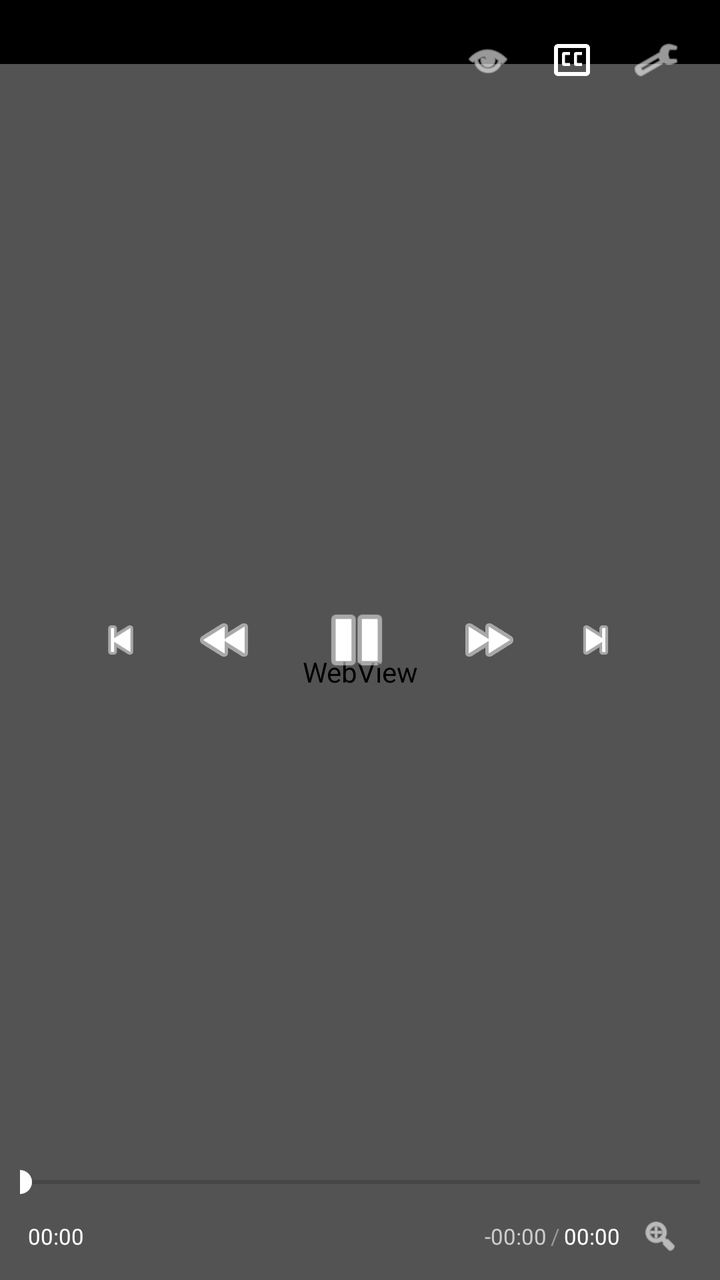
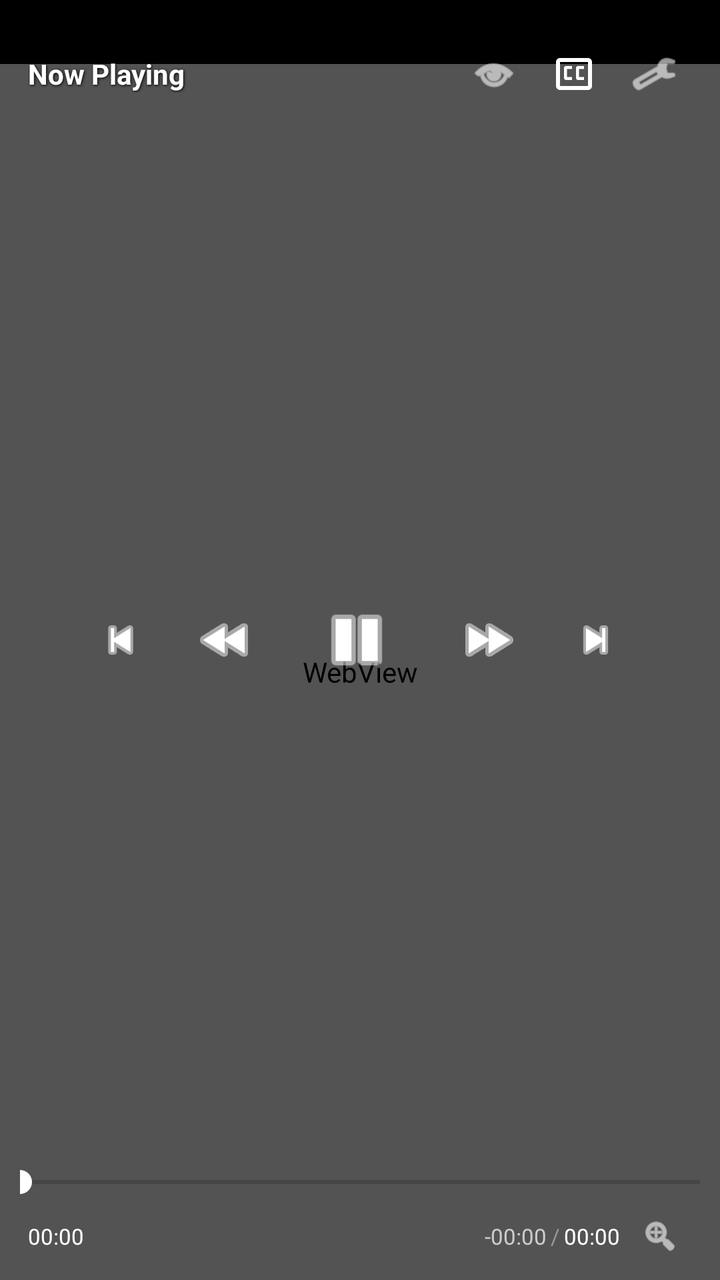

The first picture is an Android layout as it rendered before a commit; the second is the same layout after the commit. The layout source and the unified diff follow.
<!-- AndroidManifest.xml: activity theme AppTheme.Translucent -->
<!-- res/layout/activity_native_player.xml -->
<?xml version="1.0" encoding="utf-8"?>
<LinearLayout xmlns:android="http://schemas.android.com/apk/res/android"
    xmlns:app="http://schemas.android.com/apk/res-auto"
    android:id="@+id/player_activity_root"
    android:layout_width="match_parent"
    android:layout_height="match_parent"
    android:orientation="vertical"
    android:background="@android:color/black">

    
    <FrameLayout
        android:id="@+id/video_root_container"
        android:layout_width="match_parent"
        android:layout_height="wrap_content"
        android:background="@android:color/black">

        <LinearLayout
            android:id="@+id/video_surface_wrapper"
            android:layout_width="match_parent"
            android:layout_height="match_parent"
            android:orientation="vertical">

            <View
                android:id="@+id/status_bar_filler"
                android:layout_width="match_parent"
                android:layout_height="32dp"
                android:background="@android:color/black"
                android:visibility="visible" />

            <FrameLayout
                android:id="@+id/player_media_container"
                android:layout_width="match_parent"
                android:layout_height="0dp"
                android:layout_weight="1"
                android:background="@android:color/black">

                <WebView
                    android:id="@+id/player_webview"
                    android:layout_width="match_parent"
                    android:layout_height="match_parent"
                    android:visibility="visible">

                    <TextView
                        android:id="@+id/video_title"
                        android:layout_width="match_parent"
                        android:layout_height="wrap_content"
                        android:layout_marginStart="8dp"
                        android:layout_marginEnd="12dp"
                        android:layout_x="20dp"
                        android:layout_y="33dp"
                        android:ellipsize="end"
                        android:maxLines="1"
                        android:text="Now Playing"
                        android:textColor="@android:color/white"
                        android:textSize="14sp"
                        android:textStyle="bold" />
                </WebView>

                <androidx.media3.ui.PlayerView
                    android:id="@+id/player_exoplayer"
                    android:layout_width="match_parent"
                    android:layout_height="match_parent"
                    app:use_controller="false"
                    android:visibility="gone" />

            </FrameLayout>

            <View
                android:id="@+id/bottom_gap_filler"
                android:layout_width="match_parent"
                android:layout_height="0dp"
                android:background="@android:color/black"
                android:visibility="gone" />
        </LinearLayout>

        
        <View
            android:id="@+id/touch_wall"
            android:layout_width="match_parent"
            android:layout_height="match_parent"
            android:clickable="true"
            android:focusable="true" />

        
        <TextView
            android:id="@+id/indicator_rewind"
            android:layout_width="wrap_content"
            android:layout_height="wrap_content"
            android:layout_gravity="center_vertical|start"
            android:layout_marginStart="32dp"
            android:background="@drawable/indicator_pill_bg"
            android:paddingStart="16dp"
            android:paddingTop="8dp"
            android:paddingEnd="16dp"
            android:paddingBottom="8dp"
            android:text="◄◄ 10s"
            android:textColor="@android:color/white"
            android:textSize="15sp"
            android:textStyle="bold"
            android:visibility="gone" />

        <TextView
            android:id="@+id/indicator_forward"
            android:layout_width="wrap_content"
            android:layout_height="wrap_content"
            android:layout_gravity="center_vertical|end"
            android:layout_marginEnd="32dp"
            android:background="@drawable/indicator_pill_bg"
            android:paddingStart="16dp"
            android:paddingTop="8dp"
            android:paddingEnd="16dp"
            android:paddingBottom="8dp"
            android:text="10s ►►"
            android:textColor="@android:color/white"
            android:textSize="15sp"
            android:textStyle="bold"
            android:visibility="gone" />

        <TextView
            android:id="@+id/indicator_2x"
            android:layout_width="wrap_content"
            android:layout_height="wrap_content"
            android:layout_gravity="top|center_horizontal"
            android:layout_marginTop="24dp"
            android:background="@drawable/indicator_pill_bg"
            android:paddingStart="18dp"
            android:paddingTop="8dp"
            android:paddingEnd="18dp"
            android:paddingBottom="8dp"
            android:text="2.0x SPEED ⏩"
            android:textColor="#FFD700"
            android:textSize="14sp"
            android:textStyle="bold"
            android:visibility="gone" />

        
        <TextView
            android:id="@+id/indicator_volume"
            android:layout_width="wrap_content"
            android:layout_height="wrap_content"
            android:layout_gravity="center_vertical|end"
            android:layout_marginEnd="64dp"
            android:background="@drawable/indicator_pill_bg"
            android:paddingStart="18dp"
            android:paddingTop="10dp"
            android:paddingEnd="18dp"
            android:paddingBottom="10dp"
            android:text="🔊 100%"
            android:textColor="@android:color/white"
            android:textSize="16sp"
            android:textStyle="bold"
            android:visibility="gone" />

        <TextView
            android:id="@+id/indicator_brightness"
            android:layout_width="wrap_content"
            android:layout_height="wrap_content"
            android:layout_gravity="center_vertical|start"
            android:layout_marginStart="64dp"
            android:background="@drawable/indicator_pill_bg"
            android:paddingStart="18dp"
            android:paddingTop="10dp"
            android:paddingEnd="18dp"
            android:paddingBottom="10dp"
            android:text="☀️ 100%"
            android:textColor="@android:color/white"
            android:textSize="16sp"
            android:textStyle="bold"
            android:visibility="gone" />

        
        <RelativeLayout
            android:id="@+id/controls_overlay"
            android:layout_width="match_parent"
            android:layout_height="match_parent"
            android:background="#59000000"
            android:visibility="visible">

            
            <RelativeLayout
                android:id="@+id/top_bar"
                android:layout_width="match_parent"
                android:layout_height="wrap_content"
                android:paddingHorizontal="12dp"
                android:paddingTop="12dp"
                android:paddingBottom="8dp">

                <ImageButton
                    android:id="@+id/btn_settings"
                    android:layout_width="40dp"
                    android:layout_height="40dp"
                    android:layout_alignParentEnd="true"
                    android:layout_centerVertical="true"
                    android:padding="8dp"
                    android:scaleType="fitCenter"
                    android:background="?attr/selectableItemBackgroundBorderless"
                    android:src="@android:drawable/ic_menu_preferences"
                    app:tint="@android:color/white" />

                <ImageButton
                    android:id="@+id/btn_captions"
                    android:layout_width="40dp"
                    android:layout_height="40dp"
                    android:layout_toStartOf="@id/btn_settings"
                    android:layout_centerVertical="true"
                    android:layout_marginEnd="2dp"
                    android:padding="8dp"
                    android:scaleType="fitCenter"
                    android:background="?attr/selectableItemBackgroundBorderless"
                    android:src="@drawable/ic_cc"
                    app:tint="@android:color/white" />

                <ImageButton
                    android:id="@+id/btn_pip"
                    android:layout_width="40dp"
                    android:layout_height="40dp"
                    android:layout_toStartOf="@id/btn_captions"
                    android:layout_centerVertical="true"
                    android:layout_marginEnd="2dp"
                    android:padding="8dp"
                    android:scaleType="fitCenter"
                    android:background="?attr/selectableItemBackgroundBorderless"
                    android:src="@android:drawable/ic_menu_view"
                    app:tint="@android:color/white" />
            </RelativeLayout>

            
            <LinearLayout
                android:layout_width="wrap_content"
                android:layout_height="wrap_content"
                android:layout_centerInParent="true"
                android:orientation="horizontal"
                android:gravity="center">

                <ImageButton
                    android:id="@+id/btn_prev_episode"
                    android:layout_width="38dp"
                    android:layout_height="38dp"
                    android:layout_marginEnd="10dp"
                    android:padding="6dp"
                    android:scaleType="fitCenter"
                    android:background="?attr/selectableItemBackgroundBorderless"
                    android:src="@android:drawable/ic_media_previous"
                    app:tint="@android:color/white" />

                <ImageButton
                    android:id="@+id/btn_rewind"
                    android:layout_width="46dp"
                    android:layout_height="46dp"
                    android:layout_marginEnd="14dp"
                    android:padding="7dp"
                    android:scaleType="fitCenter"
                    android:background="?attr/selectableItemBackgroundBorderless"
                    android:src="@android:drawable/ic_media_rew"
                    app:tint="@android:color/white" />

                <ImageButton
                    android:id="@+id/btn_play_pause"
                    android:layout_width="58dp"
                    android:layout_height="58dp"
                    android:padding="8dp"
                    android:scaleType="fitCenter"
                    android:background="?attr/selectableItemBackgroundBorderless"
                    android:src="@android:drawable/ic_media_pause"
                    app:tint="@android:color/white" />

                <ImageButton
                    android:id="@+id/btn_forward"
                    android:layout_width="46dp"
                    android:layout_height="46dp"
                    android:layout_marginStart="14dp"
                    android:padding="7dp"
                    android:scaleType="fitCenter"
                    android:background="?attr/selectableItemBackgroundBorderless"
                    android:src="@android:drawable/ic_media_ff"
                    app:tint="@android:color/white" />

                <ImageButton
                    android:id="@+id/btn_next_episode"
                    android:layout_width="41dp"
                    android:layout_height="38dp"
                    android:layout_marginStart="10dp"
                    android:background="?attr/selectableItemBackgroundBorderless"
                    android:padding="6dp"
                    android:scaleType="fitCenter"
                    android:src="@android:drawable/ic_media_next"
                    app:tint="@android:color/white" />
            </LinearLayout>

            
            <LinearLayout
                android:id="@+id/scrubber_preview_container"
                android:layout_width="wrap_content"
                android:layout_height="wrap_content"
                android:layout_above="@id/bottom_bar"
                android:orientation="vertical"
                android:gravity="center_horizontal"
                android:visibility="gone">

                <TextView
                    android:id="@+id/scrubber_time"
                    android:layout_width="wrap_content"
                    android:layout_height="wrap_content"
                    android:text="00:00"
                    android:textColor="@android:color/white"
                    android:textSize="16sp"
                    android:textStyle="bold"
                    android:shadowColor="@android:color/black"
                    android:shadowDx="2"
                    android:shadowDy="2"
                    android:shadowRadius="3" />
            </LinearLayout>

            
            <TextView
                android:id="@+id/text_native_subtitle_overlay"
                android:layout_width="wrap_content"
                android:layout_height="wrap_content"
                android:layout_above="@id/bottom_bar"
                android:layout_centerHorizontal="true"
                android:layout_marginBottom="12dp"
                android:paddingHorizontal="14dp"
                android:paddingVertical="5dp"
                android:gravity="center"
                android:textColor="@android:color/white"
                android:textSize="18sp"
                android:textStyle="bold"
                android:shadowColor="@android:color/black"
                android:shadowDx="2"
                android:shadowDy="2"
                android:shadowRadius="4"
                android:visibility="gone" />

            
            <LinearLayout
                android:id="@+id/bottom_bar"
                android:layout_width="match_parent"
                android:layout_height="wrap_content"
                android:layout_alignParentBottom="true"
                android:orientation="vertical"
                android:paddingHorizontal="10dp"
                android:paddingVertical="6dp">

                <SeekBar
                    android:id="@+id/video_seekbar"
                    android:layout_width="match_parent"
                    android:layout_height="wrap_content"
                    android:paddingHorizontal="0dp"
                    android:progressTint="@android:color/white"
                    android:thumbTint="@android:color/white" />

                <RelativeLayout
                    android:layout_width="match_parent"
                    android:layout_height="wrap_content"
                    android:layout_marginTop="2dp"
                    android:paddingHorizontal="4dp">
                    
                    <TextView
                        android:id="@+id/text_current_time"
                        android:layout_width="wrap_content"
                        android:layout_height="wrap_content"
                        android:layout_centerVertical="true"
                        android:text="00:00"
                        android:textColor="@android:color/white"
                        android:textSize="11sp" />

                    <LinearLayout
                        android:id="@+id/time_display"
                        android:layout_width="wrap_content"
                        android:layout_height="wrap_content"
                        android:layout_toStartOf="@id/btn_fullscreen_toggle"
                        android:layout_centerVertical="true"
                        android:layout_marginEnd="4dp"
                        android:orientation="horizontal">
                        
                        <TextView
                            android:id="@+id/text_time_left"
                            android:layout_width="wrap_content"
                            android:layout_height="wrap_content"
                            android:text="-00:00"
                            android:textColor="#CCCCCC"
                            android:textSize="11sp"
                            android:layout_marginEnd="2dp" />
                            
                        <TextView
                            android:layout_width="wrap_content"
                            android:layout_height="wrap_content"
                            android:text="/"
                            android:textColor="#999999"
                            android:textSize="11sp"
                            android:layout_marginEnd="2dp" />
                            
                        <TextView
                            android:id="@+id/text_total_time"
                            android:layout_width="wrap_content"
                            android:layout_height="wrap_content"
                            android:text="00:00"
                            android:textColor="@android:color/white"
                            android:textSize="11sp" />
                    </LinearLayout>

                    <ImageButton
                        android:id="@+id/btn_fullscreen_toggle"
                        android:layout_width="32dp"
                        android:layout_height="32dp"
                        android:layout_alignParentEnd="true"
                        android:layout_centerVertical="true"
                        android:padding="6dp"
                        android:scaleType="fitCenter"
                        android:background="?attr/selectableItemBackgroundBorderless"
                        android:src="@android:drawable/ic_menu_zoom"
                        app:tint="@android:color/white" />
                </RelativeLayout>
            </LinearLayout>
        </RelativeLayout>

        
        <TextView
            android:id="@+id/btn_skip_intro"
            android:layout_width="wrap_content"
            android:layout_height="wrap_content"
            android:layout_gravity="end|bottom"
            android:layout_marginBottom="60dp"
            android:layout_marginEnd="12dp"
            android:paddingHorizontal="12dp"
            android:paddingVertical="5dp"
            android:text="⏭️ Skip Intro"
            android:textColor="@android:color/white"
            android:textSize="12sp"
            android:textStyle="bold"
            android:clickable="true"
            android:focusable="true"
            android:elevation="20dp"
            android:translationZ="20dp"
            android:visibility="gone" />

        <ProgressBar
            android:id="@+id/loading_progress"
            android:layout_width="50dp"
            android:layout_height="50dp"
            android:layout_gravity="center"
            android:visibility="visible" />

    </FrameLayout>

    
    <LinearLayout
        android:id="@+id/portrait_bottom_container"
        android:layout_width="match_parent"
        android:layout_height="0dp"
        android:layout_weight="1"
        android:orientation="vertical"
        android:background="#0B0B0E"
        android:padding="20dp"
        android:visibility="visible">

        <TextView
            android:id="@+id/portrait_anime_title"
            android:layout_width="match_parent"
            android:layout_height="wrap_content"
            android:text="Anime Title"
            android:textColor="@android:color/white"
            android:textSize="18sp"
            android:textStyle="bold"
            android:maxLines="2"
            android:ellipsize="end" />

        <TextView
            android:id="@+id/portrait_episode_subtitle"
            android:layout_width="match_parent"
            android:layout_height="wrap_content"
            android:layout_marginTop="6dp"
            android:text="Episode 1"
            android:textColor="#AAAAAA"
            android:textSize="14sp" />

        <View
            android:layout_width="match_parent"
            android:layout_height="1dp"
            android:layout_marginVertical="16dp"
            android:background="#222228" />

        <LinearLayout
            android:layout_width="match_parent"
            android:layout_height="wrap_content"
            android:orientation="horizontal">

            <TextView
                android:id="@+id/portrait_badge_hd"
                android:layout_width="wrap_content"
                android:layout_height="wrap_content"
                android:background="#1F1F2C"
                android:paddingHorizontal="10dp"
                android:paddingVertical="4dp"
                android:text="1080p HD"
                android:textColor="#818cf8"
                android:textSize="12sp"
                android:textStyle="bold" />

            <TextView
                android:id="@+id/portrait_badge_audio"
                android:layout_width="wrap_content"
                android:layout_height="wrap_content"
                android:layout_marginStart="8dp"
                android:background="#1F1F2C"
                android:paddingHorizontal="10dp"
                android:paddingVertical="4dp"
                android:text="ENG DUB"
                android:textColor="#34d399"
                android:textSize="12sp"
                android:textStyle="bold" />
        </LinearLayout>

        <TextView
            android:layout_width="match_parent"
            android:layout_height="wrap_content"
            android:layout_marginTop="20dp"
            android:text="Tap the fullscreen button or rotate your device to watch in full landscape."
            android:textColor="#666677"
            android:textSize="13sp" />

    </LinearLayout>

    <TabHost
        android:layout_width="match_parent"
        android:layout_height="match_parent">

        <LinearLayout
            android:layout_width="match_parent"
            android:layout_height="match_parent"
            android:orientation="vertical">

            <TabWidget
                android:id="@android:id/tabs"
                android:layout_width="match_parent"
                android:layout_height="wrap_content" />

            <FrameLayout
                android:id="@android:id/tabcontent"
                android:layout_width="match_parent"
                android:layout_height="match_parent">

                <LinearLayout
                    android:id="@+id/tab1"
                    android:layout_width="match_parent"
                    android:layout_height="match_parent"
                    android:orientation="vertical">

                </LinearLayout>

                <LinearLayout
                    android:id="@+id/tab2"
                    android:layout_width="match_parent"
                    android:layout_height="match_parent"
                    android:orientation="vertical">

                </LinearLayout>

                <LinearLayout
                    android:id="@+id/tab3"
                    android:layout_width="match_parent"
                    android:layout_height="match_parent"
                    android:orientation="vertical">

                </LinearLayout>
            </FrameLayout>
        </LinearLayout>
    </TabHost>

</LinearLayout>
<!-- resources referenced by this layout -->
<resources>
  <!-- drawable ic_cc (drawable) -->
  <?xml version="1.0" encoding="utf-8"?>
  <vector xmlns:android="http://schemas.android.com/apk/res/android"
      android:width="24dp"
      android:height="24dp"
      android:viewportWidth="24"
      android:viewportHeight="24">
      
      <path
          android:fillColor="#FFFFFF"
          android:pathData="M19,4H5C3.89,4 3,4.9 3,6V18C3,19.1 3.89,20 5,20H19C20.1,20 21,19.1 21,18V6C21,4.9 20.1,4 19,4ZM19,18H5V6H19V18Z" />
      
      <path
          android:fillColor="#FFFFFF"
          android:pathData="M11,15H8C7.45,15 7,14.55 7,14V9C7,8.45 7.45,8 8,8H11V9.5H8.5V13.5H11V15Z" />
      
      <path
          android:fillColor="#FFFFFF"
          android:pathData="M17,15H14C13.45,15 13,14.55 13,14V9C13,8.45 13.45,8 14,8H17V9.5H14.5V13.5H17V15Z" />
  </vector>
  <!-- drawable indicator_pill_bg (drawable) -->
  <?xml version="1.0" encoding="utf-8"?>
  <shape xmlns:android="http://schemas.android.com/apk/res/android"
      android:shape="rectangle">
      <solid android:color="#CC111118" />
      <corners android:radius="24dp" />
      <stroke android:width="1dp" android:color="#33FFFFFF" />
  </shape>
  <style name="AppTheme.Translucent" parent="Theme.AppCompat.DayNight.NoActionBar">
          <item name="android:windowIsTranslucent">true</item>
          <item name="android:windowBackground">@android:color/transparent</item>
          <item name="android:colorBackgroundCacheHint">@null</item>
          <item name="android:windowContentOverlay">@null</item>
          <item name="android:backgroundDimEnabled">false</item>
      </style>
</resources>

<!-- the commit's change to res/layout/activity_native_player.xml (unified diff, before → after) -->
@@ -38,23 +38,7 @@
                     android:id="@+id/player_webview"
                     android:layout_width="match_parent"
                     android:layout_height="match_parent"
-                    android:visibility="visible">
-
-                    <TextView
-                        android:id="@+id/video_title"
-                        android:layout_width="match_parent"
-                        android:layout_height="wrap_content"
-                        android:layout_marginStart="8dp"
-                        android:layout_marginEnd="12dp"
-                        android:layout_x="20dp"
-                        android:layout_y="33dp"
-                        android:ellipsize="end"
-                        android:maxLines="1"
-                        android:text="Now Playing"
-                        android:textColor="@android:color/white"
-                        android:textSize="14sp"
-                        android:textStyle="bold" />
-                </WebView>
+                    android:visibility="visible" />
 
                 <androidx.media3.ui.PlayerView
                     android:id="@+id/player_exoplayer"
@@ -181,17 +165,36 @@
                 android:id="@+id/top_bar"
                 android:layout_width="match_parent"
                 android:layout_height="wrap_content"
-                android:paddingHorizontal="12dp"
-                android:paddingTop="12dp"
+                android:paddingHorizontal="14dp"
+                android:paddingTop="28dp"
                 android:paddingBottom="8dp">
 
+                <TextView
+                    android:id="@+id/video_title"
+                    android:layout_width="wrap_content"
+                    android:layout_height="wrap_content"
+                    android:layout_alignParentStart="true"
+                    android:layout_centerVertical="true"
+                    android:layout_toStartOf="@id/btn_pip"
+                    android:layout_marginEnd="12dp"
+                    android:ellipsize="end"
+                    android:maxLines="1"
+                    android:text="Now Playing"
+                    android:textColor="@android:color/white"
+                    android:textSize="14sp"
+                    android:textStyle="bold"
+                    android:shadowColor="@android:color/black"
+                    android:shadowDx="1"
+                    android:shadowDy="1"
+                    android:shadowRadius="3" />
+
                 <ImageButton
                     android:id="@+id/btn_settings"
-                    android:layout_width="40dp"
-                    android:layout_height="40dp"
+                    android:layout_width="38dp"
+                    android:layout_height="38dp"
                     android:layout_alignParentEnd="true"
                     android:layout_centerVertical="true"
-                    android:padding="8dp"
+                    android:padding="7dp"
                     android:scaleType="fitCenter"
                     android:background="?attr/selectableItemBackgroundBorderless"
                     android:src="@android:drawable/ic_menu_preferences"
@@ -199,12 +202,12 @@
 
                 <ImageButton
                     android:id="@+id/btn_captions"
-                    android:layout_width="40dp"
-                    android:layout_height="40dp"
+                    android:layout_width="38dp"
+                    android:layout_height="38dp"
                     android:layout_toStartOf="@id/btn_settings"
                     android:layout_centerVertical="true"
                     android:layout_marginEnd="2dp"
-                    android:padding="8dp"
+                    android:padding="7dp"
                     android:scaleType="fitCenter"
                     android:background="?attr/selectableItemBackgroundBorderless"
                     android:src="@drawable/ic_cc"
@@ -212,12 +215,12 @@
 
                 <ImageButton
                     android:id="@+id/btn_pip"
-                    android:layout_width="40dp"
-                    android:layout_height="40dp"
+                    android:layout_width="38dp"
+                    android:layout_height="38dp"
                     android:layout_toStartOf="@id/btn_captions"
                     android:layout_centerVertical="true"
                     android:layout_marginEnd="2dp"
-                    android:padding="8dp"
+                    android:padding="7dp"
                     android:scaleType="fitCenter"
                     android:background="?attr/selectableItemBackgroundBorderless"
                     android:src="@android:drawable/ic_menu_view"
